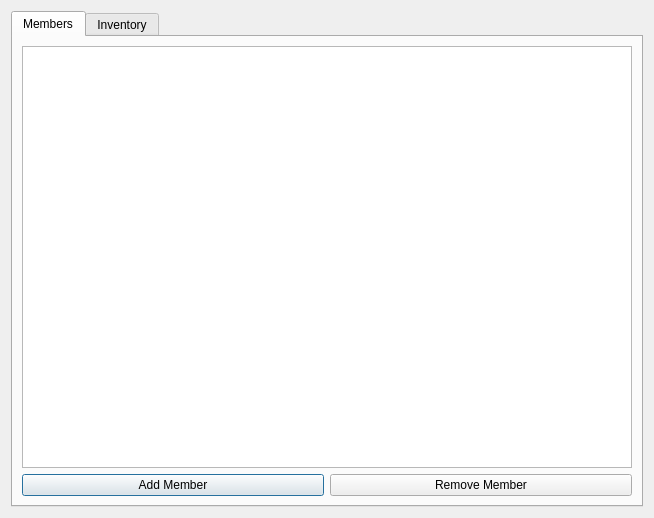
This is BulkClub/adminwindow.ui in nealhitzfield/Bulk-Club as Qt 5 draws it before an edit. The edited form follows.
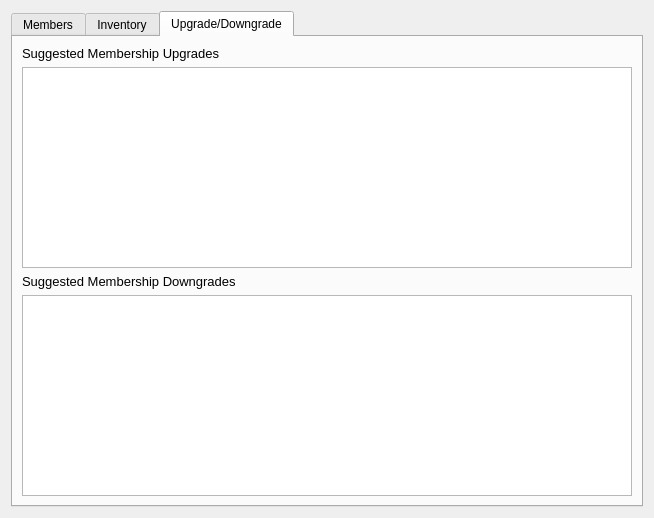
This is the edited form.

Commit message: Skeleton upgrade/downgrade ui

Diff of the .ui file:
```diff
--- a/BulkClub/adminwindow.ui
+++ b/BulkClub/adminwindow.ui
@@ -17,7 +17,7 @@
    <item>
     <widget class="QTabWidget" name="tabWidget">
      <property name="currentIndex">
-      <number>0</number>
+      <number>2</number>
      </property>
      <widget class="QWidget" name="MembersTab">
       <attribute name="title">
@@ -96,6 +96,55 @@
        </item>
       </layout>
      </widget>
+     <widget class="QWidget" name="UpgDowngTab">
+      <attribute name="title">
+       <string>Upgrade/Downgrade</string>
+      </attribute>
+      <layout class="QHBoxLayout" name="horizontalLayout">
+       <item>
+        <layout class="QVBoxLayout" name="verticalLayout_6">
+         <item>
+          <layout class="QVBoxLayout" name="verticalLayout_5">
+           <item>
+            <widget class="QLabel" name="label">
+             <property name="font">
+              <font>
+               <pointsize>10</pointsize>
+              </font>
+             </property>
+             <property name="text">
+              <string>Suggested Membership Upgrades</string>
+             </property>
+            </widget>
+           </item>
+           <item>
+            <widget class="QTableView" name="UpgradeTable"/>
+           </item>
+          </layout>
+         </item>
+         <item>
+          <layout class="QVBoxLayout" name="verticalLayout_4">
+           <item>
+            <widget class="QLabel" name="label_2">
+             <property name="font">
+              <font>
+               <pointsize>10</pointsize>
+              </font>
+             </property>
+             <property name="text">
+              <string>Suggested Membership Downgrades</string>
+             </property>
+            </widget>
+           </item>
+           <item>
+            <widget class="QTableView" name="DowngradeTable"/>
+           </item>
+          </layout>
+         </item>
+        </layout>
+       </item>
+      </layout>
+     </widget>
     </widget>
    </item>
   </layout>
```
